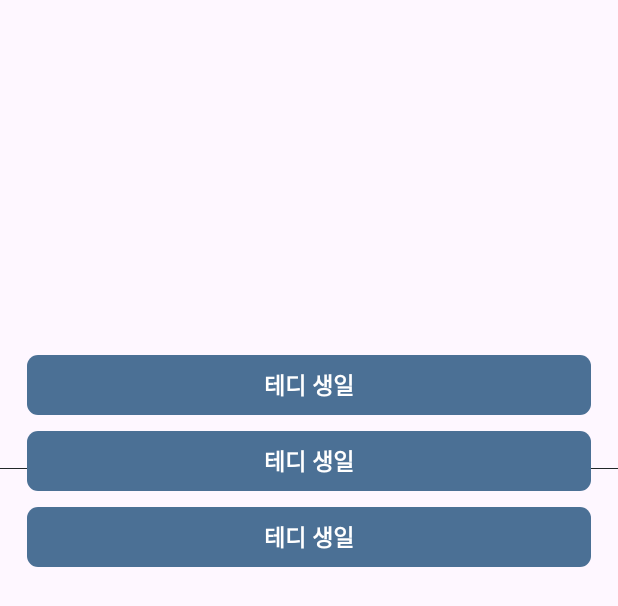
After one commit to umc-hackathon-team-r/BondingWizards_AOS, an Android app: the layout bottom_sheet.xml on its own in the app's theme, with its tools: preview values and no code run, on a phone screen of 412 x 824 dp. The commit adds this screen. Shown: the top 606 px of the screen. Run offline under Robolectric (Android 15) with nearby library versions, the phone set to English and light mode, and no system bars.

Commit message:
달력 구현

```diff
--- a/app/build.gradle.kts
+++ b/app/build.gradle.kts
@@ -45,6 +45,7 @@ android {
     }
     buildFeatures {
         dataBinding = true
+        viewBinding = true
     }
 }
 
@@ -88,4 +89,6 @@ dependencies {
     //Glide
     implementation ("com.github.bumptech.glide:glide:4.11.0")
     annotationProcessor ("com.github.bumptech.glide:compiler:4.11.0")
+
+    implementation("com.github.prolificinteractive:material-calendarview:2.0.0")
 }
--- /dev/null
+++ b/app/src/main/res/drawable/btn_plan.xml
@@ -0,0 +1,6 @@
+<?xml version="1.0" encoding="utf-8"?>
+<shape xmlns:android="http://schemas.android.com/apk/res/android"
+    android:shape="rectangle">
+    <corners android:radius="7dp" />
+    <solid android:color="#4B7095" />
+</shape>
--- /dev/null
+++ b/app/src/main/res/drawable/edittext_outline.xml
@@ -0,0 +1,6 @@
+<?xml version="1.0" encoding="utf-8"?>
+<shape
+    android:shape="rectangle" xmlns:android="http://schemas.android.com/apk/res/android">
+    <stroke android:color="@color/gray_6" android:width="1dp"/>
+    <corners android:radius="25dp"/>
+</shape>
--- /dev/null
+++ b/app/src/main/res/drawable/ic_add.xml
@@ -0,0 +1,5 @@
+<vector android:height="24dp" android:tint="#000000"
+    android:viewportHeight="24" android:viewportWidth="24"
+    android:width="24dp" xmlns:android="http://schemas.android.com/apk/res/android">
+    <path android:fillColor="@android:color/white" android:pathData="M19,13h-6v6h-2v-6H5v-2h6V5h2v6h6v2z"/>
+</vector>
--- /dev/null
+++ b/app/src/main/res/layout/bottom_sheet.xml
@@ -0,0 +1,84 @@
+<?xml version="1.0" encoding="utf-8"?>
+<androidx.coordinatorlayout.widget.CoordinatorLayout xmlns:android="http://schemas.android.com/apk/res/android"
+    android:layout_width="match_parent"
+    android:layout_height="match_parent"
+    xmlns:app="http://schemas.android.com/apk/res-auto"
+    xmlns:tools="http://schemas.android.com/tools">
+
+    <androidx.constraintlayout.widget.ConstraintLayout
+        android:id="@+id/bottomSheet"
+        android:layout_width="match_parent"
+        app:layout_behavior="com.google.android.material.bottomsheet.BottomSheetBehavior"
+        android:layout_height="match_parent">
+
+        <com.google.android.material.bottomsheet.BottomSheetDragHandleView
+            android:id="@+id/bottom_view"
+            android:layout_width="match_parent"
+            android:layout_height="wrap_content"
+            app:layout_constraintTop_toTopOf="parent"
+            app:layout_constraintStart_toStartOf="parent"
+            app:layout_constraintEnd_toEndOf="parent"/>
+
+        <TextView
+            android:id="@+id/textView"
+            android:layout_width="wrap_content"
+            android:layout_height="wrap_content"
+            android:text="댓글"
+            android:textColor="@color/black"
+            android:textSize="18sp"
+            android:textStyle="bold"
+            app:layout_constraintEnd_toEndOf="parent"
+            app:layout_constraintStart_toStartOf="parent"
+            app:layout_constraintTop_toBottomOf="@+id/bottom_view"
+            android:visibility="invisible"/>
+
+
+        <View
+            android:id="@+id/bottom_view1"
+            android:layout_width="match_parent"
+            android:layout_height="0.5dp"
+            android:background="@color/gray_8"
+            android:layout_marginTop="5dp"
+            app:layout_constraintTop_toBottomOf="@+id/textView"
+            app:layout_constraintStart_toStartOf="parent"
+            app:layout_constraintEnd_toEndOf="parent"/>
+
+        <androidx.recyclerview.widget.RecyclerView
+            android:id="@+id/bottom_rv"
+            tools:listitem="@layout/item_plan"
+            android:layout_width="match_parent"
+            android:layout_height="match_parent"
+            app:layout_constraintStart_toStartOf="parent"
+            app:layout_constraintEnd_toEndOf="parent"
+            app:layout_constraintTop_toBottomOf="@+id/bottom_view1"/>
+
+
+
+        <EditText
+            android:id="@+id/bottom_sheet_et"
+            android:hint="일정 추가하기"
+            android:textSize="15sp"
+            android:background="@drawable/edittext_outline"
+            android:layout_width="match_parent"
+            android:layout_height="0dp"
+            android:paddingStart="10dp"
+            android:paddingVertical="5dp"
+            android:layout_marginStart="10dp"
+            android:layout_marginEnd="50dp"
+            android:layout_marginBottom="20dp"
+            app:layout_constraintTop_toBottomOf="@+id/bottom_rv"
+            app:layout_constraintEnd_toEndOf="parent"/>
+
+        <ImageView
+            android:id="@+id/bottom_sheet_upload"
+            android:padding="10dp"
+            android:src="@drawable/ic_add"
+            android:layout_width="60dp"
+            android:layout_height="60dp"
+            app:layout_constraintTop_toTopOf="@+id/bottom_sheet_et"
+            app:layout_constraintBottom_toBottomOf="@+id/bottom_sheet_et"
+            app:layout_constraintStart_toEndOf="@+id/bottom_sheet_et"
+            app:layout_constraintEnd_toEndOf="parent"/>
+    </androidx.constraintlayout.widget.ConstraintLayout>
+
+</androidx.coordinatorlayout.widget.CoordinatorLayout>
--- /dev/null
+++ b/app/src/main/res/layout/item_plan.xml
@@ -0,0 +1,30 @@
+<?xml version="1.0" encoding="utf-8"?>
+<androidx.constraintlayout.widget.ConstraintLayout xmlns:android="http://schemas.android.com/apk/res/android"
+    android:layout_width="match_parent"
+    android:layout_height="wrap_content"
+    android:layout_marginTop="5dp"
+    android:layout_marginBottom="5dp"
+
+    xmlns:app="http://schemas.android.com/apk/res-auto">
+
+
+    <TextView
+        android:id="@+id/plan_title"
+        android:layout_width="match_parent"
+        android:layout_height="40dp"
+        android:text="테디 생일"
+        android:textSize="15sp"
+        android:textStyle="bold"
+        android:textColor="@color/white"
+        android:background="@drawable/btn_plan"
+        android:layout_gravity="center"
+        android:gravity="center"
+        android:layout_marginHorizontal="18dp"
+        app:layout_constraintStart_toStartOf="parent"
+        app:layout_constraintTop_toTopOf="parent"
+        app:layout_constraintEnd_toEndOf="parent"
+        />
+
+
+
+</androidx.constraintlayout.widget.ConstraintLayout>
--- a/app/src/main/res/mipmap-anydpi-v26/ic_launcher.xml
+++ b/app/src/main/res/mipmap-anydpi-v26/ic_launcher.xml
@@ -1,5 +1,5 @@
 <?xml version="1.0" encoding="utf-8"?>
 <adaptive-icon xmlns:android="http://schemas.android.com/apk/res/android">
     <background android:drawable="@drawable/ic_launcher_background"/>
-    <foreground android:drawable="@drawable/btm_calendar"/>
+    <foreground android:drawable="@drawable/ic_launcher_foreground"/>
 </adaptive-icon>
--- a/app/src/main/res/mipmap-anydpi-v26/ic_launcher_round.xml
+++ b/app/src/main/res/mipmap-anydpi-v26/ic_launcher_round.xml
@@ -1,5 +1,5 @@
 <?xml version="1.0" encoding="utf-8"?>
 <adaptive-icon xmlns:android="http://schemas.android.com/apk/res/android">
     <background android:drawable="@drawable/ic_launcher_background"/>
-    <foreground android:drawable="@drawable/btm_calendar"/>
+    <foreground android:drawable="@drawable/ic_launcher_foreground"/>
 </adaptive-icon>
--- a/gradle.properties
+++ b/gradle.properties
@@ -21,3 +21,4 @@ kotlin.code.style=official
 # resources declared in the library itself and none from the library's dependencies,
 # thereby reducing the size of the R class for that library
 android.nonTransitiveRClass=true
+android.enableJetifier=true
```
Also changed, not shown: app/src/main/java/com/umc/bondingwizards/presentation/activity/CalendarFragment.kt (+100 -3 lines), app/src/main/java/com/umc/bondingwizards/presentation/activity/PlanBottomSheet.kt (added, +67 -0 lines), app/src/main/java/com/umc/bondingwizards/presentation/adapter/PlanRVAdapter.kt (added, +32 -0 lines), app/src/main/res/layout/fragment_calendar.xml (+11 -0 lines), app/src/main/res/values/themes.xml (+8 -1 lines), app/src/main/res/drawable/btm_calendar.svg (deleted), app/src/main/res/drawable/btm_list.svg (deleted), app/src/main/res/drawable/btm_write.svg (deleted).
